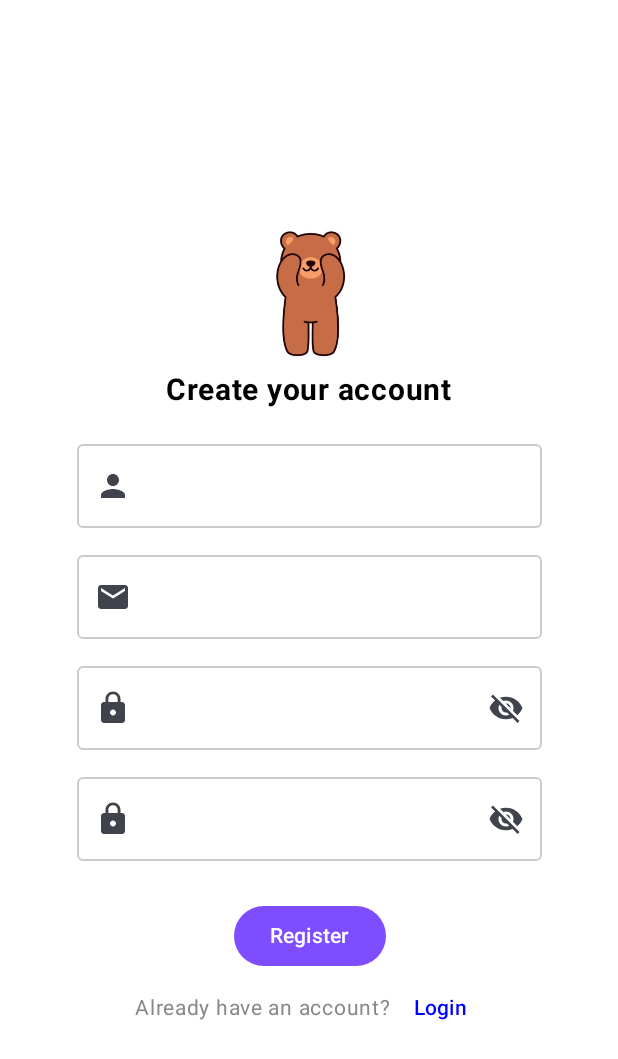
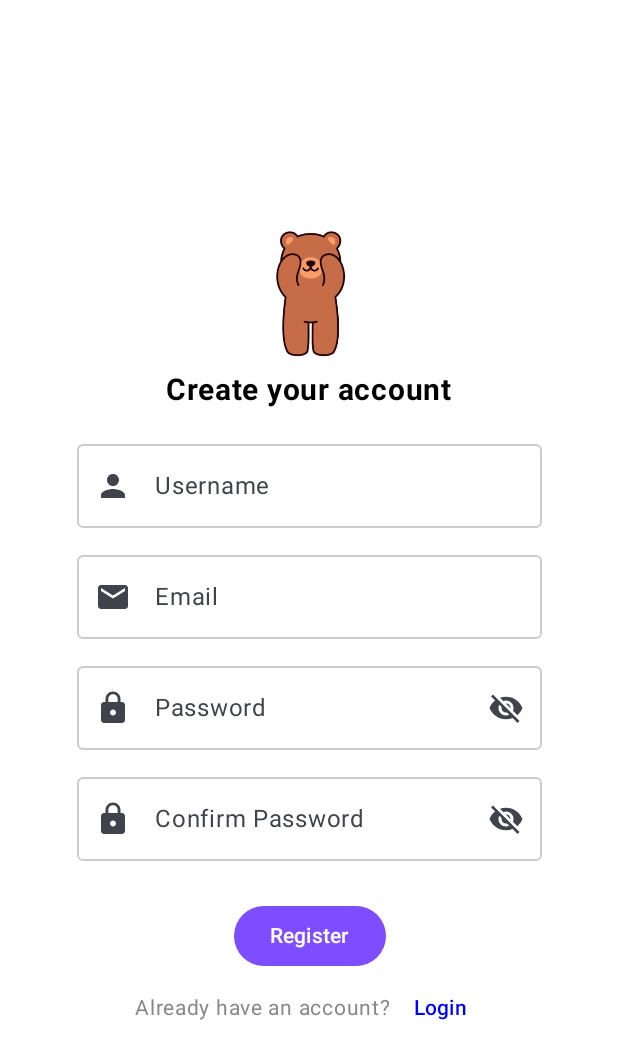
Before and after one commit to pes2425q2-t-gei-upc/Culturunya, an Android app built with Jetpack Compose: the screen it shows after launch (MainActivity), after a tap on "Register", on a phone screen of 412 x 824 dp. Shown: the top 1059 px of the screen. Run offline under Robolectric (Android 15) with nearby library versions, the phone set to English and light mode, and no system bars.

Commit message:
Comentaris codi i correcció Label registre

```diff
--- a/app/src/main/java/com/example/culturunya/screens/PantallaRegistre.kt
+++ b/app/src/main/java/com/example/culturunya/screens/PantallaRegistre.kt
@@ -32,15 +32,22 @@ import androidx.compose.ui.platform.LocalContext
 import com.example.culturunya.models.currentSession.CurrentSession
 
 
+/**
+ * Component principal per a la pantalla de registre d'usuaris.
+ * Permet als usuaris crear un nou compte amb nom d'usuari, correu electrònic i contrasenya.
+ *
+ * @param navController Controlador de navegació per moure's entre pantalles.
+ */
 @OptIn(ExperimentalMaterial3Api::class)
 @Composable
 fun PantallaRegistre(navController: NavController) {
+    // Variables d'estat per emmagatzemar les dades d'entrada de l'usuari
     var username by remember { mutableStateOf("") }
     var email by remember { mutableStateOf("") }
     var password by remember { mutableStateOf("") }
     var confirmPassword by remember { mutableStateOf("") }
     var registreExit by remember { mutableStateOf(false) } // Controla si mostrar la confirmacio
-    var passwordVisible by remember { mutableStateOf(false) }
+    var passwordVisible by remember { mutableStateOf(false) } // Controla si la contrasenya es mostra
     val imageRes = if (passwordVisible) R.drawable.image_visible else R.drawable.image_hidden
     var showDialog by remember { mutableStateOf(false) }
     var errorMessage by remember { mutableStateOf("") }
@@ -65,6 +72,7 @@ fun PantallaRegistre(navController: NavController) {
             horizontalAlignment = Alignment.CenterHorizontally
         ) {
 
+            // imatge que muta en funció de la visibilitat de la contrassenya
             Image(
                 painter = painterResource(id = imageRes),
                 contentDescription = "Passwors visible/hidden picture",
@@ -73,6 +81,7 @@ fun PantallaRegistre(navController: NavController) {
                     .padding(top = 20.dp, bottom = 8.dp)
             )
 
+            //Títol de la pantalla de registre
             Text(
                 text = getString(context, R.string.registerScreenTitle, currentLocale),
                 fontSize = 20.sp,
@@ -81,10 +90,11 @@ fun PantallaRegistre(navController: NavController) {
                 modifier = Modifier.padding(bottom = 16.dp)
             )
 
+            //Camp de text per el username
             OutlinedTextField(
                 value = username,
                 onValueChange = { username = it },
-                label = { getString(context, R.string.usernameBox, currentLocale) },
+                label = { Text(getString(context, R.string.usernameBox, currentLocale)) },
                 singleLine = true,
                 modifier = Modifier.fillMaxWidth(),
                 leadingIcon = {
@@ -100,10 +110,11 @@ fun PantallaRegistre(navController: NavController) {
 
             Spacer(modifier = Modifier.height(10.dp))
 
+            //Camp de text per el correu
             OutlinedTextField(
                 value = email,
                 onValueChange = { email = it },
-                label = { getString(context, R.string.mailBox, currentLocale) },
+                label = { Text(getString(context, R.string.mailBox, currentLocale)) },
                 singleLine = true,
                 modifier = Modifier.fillMaxWidth(),
                 leadingIcon = {
@@ -119,10 +130,11 @@ fun PantallaRegistre(navController: NavController) {
 
             Spacer(modifier = Modifier.height(10.dp))
 
+            //Camp de text per la contrassenya (amb botó per amagar/mostrar)
             OutlinedTextField(
                 value = password,
                 onValueChange = { password = it },
-                label = { getString(context, R.string.password, currentLocale) },
+                label = { Text(getString(context, R.string.password, currentLocale)) },
                 singleLine = true,
                 modifier = Modifier.fillMaxWidth(),
                 visualTransformation = if (passwordVisible) VisualTransformation.None else PasswordVisualTransformation(),
@@ -146,10 +158,11 @@ fun PantallaRegistre(navController: NavController) {
 
             Spacer(modifier = Modifier.height(10.dp))
 
+            //Camp per tornar a inserir la contrassenya (per la confirmació)
             OutlinedTextField(
                 value = confirmPassword,
                 onValueChange = { confirmPassword = it },
-                label = { getString(context, R.string.confirmPasswordBox, currentLocale)},
+                label = { Text(getString(context, R.string.confirmPasswordBox, currentLocale))},
                 singleLine = true,
                 modifier = Modifier.fillMaxWidth(),
                 visualTransformation = if (passwordVisible) VisualTransformation.None else PasswordVisualTransformation(),
@@ -177,6 +190,13 @@ fun PantallaRegistre(navController: NavController) {
 
             Spacer(modifier = Modifier.height(16.dp))
 
+            /*
+            * Botó per a dur a terme l'acció de registrar-se
+            * La funció verifica a nivell de front-end que:
+            *   --> L'usuari ha introduit totes les dades
+            *   --> El correu és vàlid (té l'estructura de string@string.string
+            *   --> Les contrassenyes coincideixen
+             */
             Button(
                 onClick = {
                     when {
@@ -223,6 +243,10 @@ fun PantallaRegistre(navController: NavController) {
                 )
             }
 
+            /*
+            * Línia que informa a l'usuari que si ja té un compte pot iniciar sessió
+            * a més conté un botó per anar a la pantalla de inici de sessió
+             */
             Row(
                 verticalAlignment = Alignment.CenterVertically
             ) {
@@ -249,6 +273,8 @@ fun PantallaRegistre(navController: NavController) {
         }
 
 
+        // PopUp que confirma a l'usuari que el registre s'ha completat amb èxit en la BD
+        // El botó de confirmació portà l'usuari a la pantalla principal de l'app (el mapa)
         if (registreExit) {
             AlertDialog(
                 onDismissRequest = { registreExit = false },
@@ -284,7 +310,7 @@ fun PantallaRegistre(navController: NavController) {
     }
 }
 
-
+// Funció per verificar que el correu té una estructura adequeada (amb el domini)
 fun isValidEmail(email: String): Boolean {
     return android.util.Patterns.EMAIL_ADDRESS.matcher(email).matches()
 }
--- a/app/src/main/res/values/strings.xml
+++ b/app/src/main/res/values/strings.xml
@@ -99,6 +99,7 @@
     <string name="kilometersLabel"> km</string>
     <string name = "eventDetails">"See details</string>
     <string name = "mapsButton">"Open Maps"</string>
+    <string name = "checkingPermissions">"Checking location permissions..."</string>
 
     <!--pantalla registre-->
     <string name = "registerScreenTitle">"Create your account"</string>
```
Also changed, not shown: app/src/main/java/com/example/culturunya/screens/MapScreen.kt (+95 -57 lines), 1 other file.
